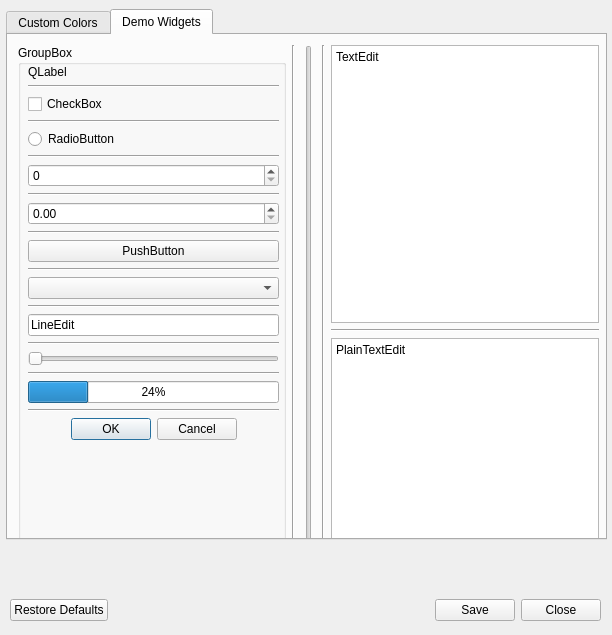
ssrando/ssrando, file gui/custom_theme_dialog.ui: the form before one commit.
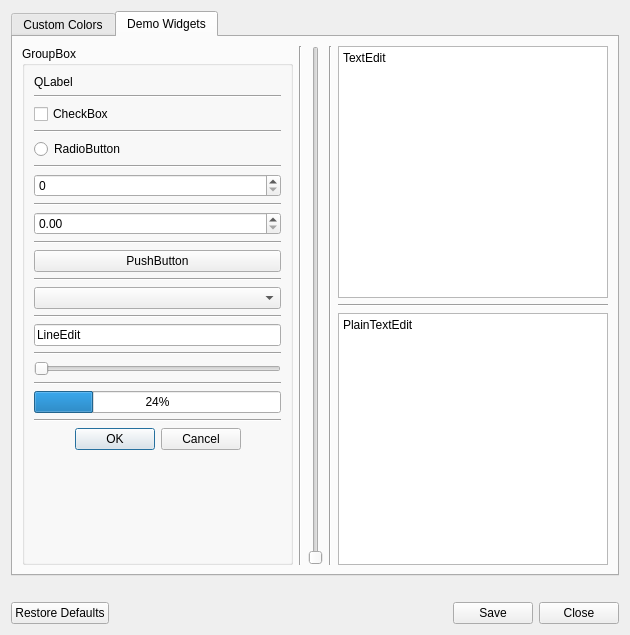
The form after the commit. The open tabs and pages were chosen to show the change.

Patch:
```diff
--- a/gui/custom_theme_dialog.ui
+++ b/gui/custom_theme_dialog.ui
@@ -6,22 +6,16 @@
    <rect>
     <x>0</x>
     <y>0</y>
-    <width>612</width>
+    <width>630</width>
     <height>635</height>
    </rect>
   </property>
   <property name="windowTitle">
    <string>Customize Randomizer Theme</string>
   </property>
+  <layout class="QVBoxLayout" name="verticalLayout">
+   <item>
   <widget class="QTabWidget" name="custom_theme_tabWidget">
-   <property name="geometry">
-    <rect>
-     <x>6</x>
-     <y>9</y>
-     <width>601</width>
-     <height>531</height>
-    </rect>
-   </property>
    <property name="currentIndex">
     <number>0</number>
    </property>
@@ -183,16 +177,7 @@
     <attribute name="title">
      <string>Demo Widgets</string>
     </attribute>
-    <widget class="QWidget" name="horizontalLayoutWidget">
-     <property name="geometry">
-      <rect>
-       <x>10</x>
-       <y>10</y>
-       <width>581</width>
-       <height>571</height>
-      </rect>
-     </property>
-     <layout class="QHBoxLayout" name="hlay_demo">
+      <layout class="QHBoxLayout" name="horizontalLayout_2">
       <item>
        <layout class="QVBoxLayout" name="vlay_demo_left">
         <item>
@@ -206,15 +191,8 @@
           <property name="title">
            <string>GroupBox</string>
           </property>
-          <widget class="QWidget" name="verticalLayoutWidget_8">
-           <property name="geometry">
-            <rect>
-             <x>10</x>
-             <y>20</y>
-             <width>251</width>
-             <height>541</height>
-            </rect>
-           </property>
+           <layout class="QVBoxLayout" name="verticalLayout_3">
+            <item>
            <layout class="QVBoxLayout" name="vlay_demo_group_box">
             <item>
              <widget class="QLabel" name="label_10">
@@ -387,13 +365,14 @@
              </spacer>
             </item>
            </layout>
-          </widget>
+            </item>
+           </layout>
          </widget>
         </item>
        </layout>
       </item>
       <item>
-       <widget class="Line" name="line">
+        <widget class="Line" name="demo_line_separator_left">
         <property name="sizePolicy">
          <sizepolicy hsizetype="Minimum" vsizetype="Expanding">
           <horstretch>0</horstretch>
@@ -406,14 +385,14 @@
        </widget>
       </item>
       <item>
-       <widget class="QSlider" name="verticalSlider">
+        <widget class="QSlider" name="demo_vslider">
         <property name="orientation">
          <enum>Qt::Vertical</enum>
         </property>
        </widget>
       </item>
       <item>
-       <widget class="Line" name="line_2">
+        <widget class="Line" name="demo_line_separator_right">
         <property name="sizePolicy">
          <sizepolicy hsizetype="Minimum" vsizetype="Expanding">
           <horstretch>0</horstretch>
@@ -458,21 +437,14 @@
      </layout>
     </widget>
    </widget>
-  </widget>
+   </item>
+   <item>
   <widget class="QLabel" name="widget_description">
    <property name="enabled">
     <bool>true</bool>
    </property>
-   <property name="geometry">
-    <rect>
-     <x>10</x>
-     <y>550</y>
-     <width>591</width>
-     <height>41</height>
-    </rect>
-   </property>
    <property name="sizePolicy">
-    <sizepolicy hsizetype="Fixed" vsizetype="Fixed">
+      <sizepolicy hsizetype="Expanding" vsizetype="Preferred">
      <horstretch>0</horstretch>
      <verstretch>0</verstretch>
     </sizepolicy>
@@ -484,15 +456,8 @@
     <bool>true</bool>
    </property>
   </widget>
-  <widget class="QWidget" name="horizontalLayoutWidget_2">
-   <property name="geometry">
-    <rect>
-     <x>10</x>
-     <y>590</y>
-     <width>591</width>
-     <height>41</height>
-    </rect>
-   </property>
+   </item>
+   <item>
    <layout class="QHBoxLayout" name="horizontalLayout">
     <item>
      <widget class="QPushButton" name="restore_defaults_button">
@@ -515,7 +480,8 @@
      </widget>
     </item>
    </layout>
-  </widget>
+   </item>
+  </layout>
  </widget>
  <resources/>
  <connections>
```
Left out of the diff: 48 changed lines with no effect on the pictures. Lines whose indentation alone changed are shown as unchanged.
